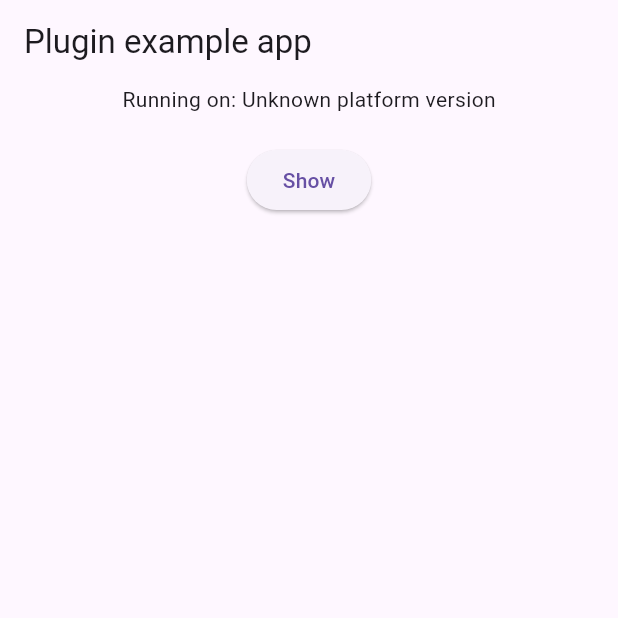
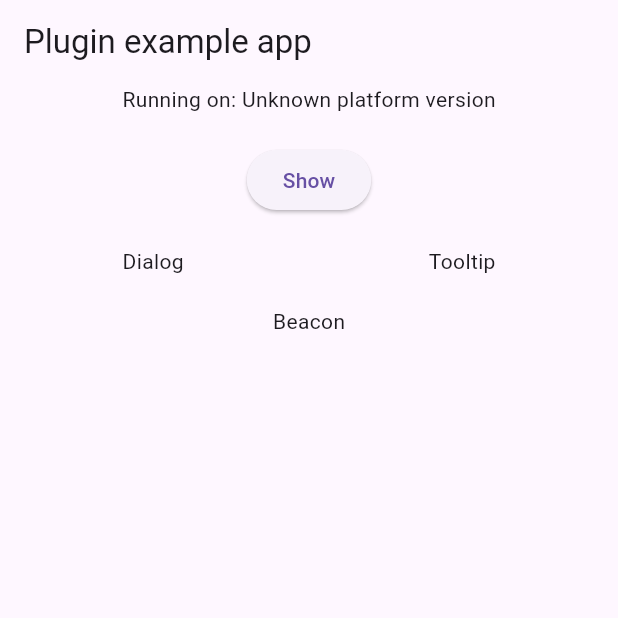
Before and after one commit to FAB-Builder/flutter-page-pilot, a Flutter app: the screen it shows after launch, after a tap on "Show", on a phone screen of 412 x 824 dp, the top half of it. Run offline on Flutter 3.47's test engine with Material 3 defaults, Android fonts, the phone set to English and light mode, and no system bars; our stand-ins replace plugin_platform_interface; missing offline and left inert: tutorial_coach_mark; network calls fail.

Commit message:
beacon and its styling

```diff
--- a/example/lib/main.dart
+++ b/example/lib/main.dart
@@ -120,11 +120,22 @@ class App extends StatelessWidget {
             child: Text('Running on: $platformVersion\n'),
           ),
           ElevatedButton(
-            key: keyDialog,
             onPressed: () {
               pagepilotPlugin.show(context: context);
             },
             child: Text("Show"),
+          ),
+          SizedBox(height: 20),
+          Row(
+            mainAxisAlignment: MainAxisAlignment.spaceAround,
+            children: [
+              Text(key: keyDialog, 'Dialog'),
+              Text(key: keyTooltip, 'Tooltip'),
+            ],
+          ),
+          SizedBox(height: 20),
+          Center(
+            child: Text(key: keyBeacon, 'Beacon'),
           ),
         ],
       ),
--- a/lib/services/service.dart
+++ b/lib/services/service.dart
@@ -1,5 +1,6 @@
 import 'dart:convert';
 
+import 'package:flutter/material.dart';
 import 'package:flutter/widgets.dart';
 import 'package:pagepilot/models/config_model.dart';
 import 'package:pagepilot/widgets/page_pilot_widgets.dart';
@@ -24,31 +25,34 @@ void doShow(
     if (type != null) {
       jsonResponse = {
         "type": type,
-        "shape": "react", //rect or circle
         "content": {
+          "shape": "react", //rect or circle
           // "element": "#dialog",
           // "element": "#tooltip",
           "element": "#beacon",
           "title": "This is title",
           "body": "this is the body of ${type}",
-          "tour": [
-            {
-              "title": "This is title",
-              "description": "this is the body of ${type}",
-            },
-          ],
+          // "tour": [
+          //   {
+          //     "title": "This is title",
+          //     // "description": "this is the body of ${type}",
+          //     "body": "this is the body of ${type}",
+          //   },
+          // ],//why extra tour array required ????
           "tourContent": [
             {
               "element": "#dialog",
               "shape": "rect",
               "title": "This is title",
-              "description": "this is the body of ${type}",
+              // "description": "this is the body of ${type}",
+              "body": "this is the body of ${type}",
             },
             {
               "element": "#tooltip",
               "shape": "rect",
               "title": "This is title",
-              "description": "this is the body of ${type}",
+              // "description": "this is the body of ${type}",
+              "body": "this is the body of ${type}",
             }
           ],
         }
@@ -62,14 +66,21 @@ void doShow(
     if (response.body != "null") {
       String shape = jsonResponse["content"]["shape"] ?? "rect";
 
+      String title = jsonResponse["content"]["title"];
+      String body = jsonResponse["content"]["body"];
+      String? position = jsonResponse["content"]["position"];
+      String? color = jsonResponse["content"]["color"];
+      GlobalKey key =
+          config.keys[jsonResponse["content"]["element"].toString()];
+
       switch (jsonResponse["type"].toString().toLowerCase()) {
         case "dialog":
           PagePilot.showOkDialog(
             context,
             shape: shape,
-            key: config.keys[jsonResponse["content"]["element"].toString()],
-            title: jsonResponse["content"]["title"],
-            description: jsonResponse["content"]["body"],
+            key: key,
+            title: title,
+            body: body,
             onOkPressed: () async {
               await http.get(
                 Uri.parse(
@@ -84,8 +95,8 @@ void doShow(
         case "toast":
           PagePilot.showSnackbar(
             context,
-            title: jsonResponse["content"]["title"],
-            body: jsonResponse["content"]["body"],
+            title: title,
+            body: body,
             duration: int.tryParse(jsonResponse["timeout"].toString()) ?? 3000,
           );
           //acknowledge
@@ -104,16 +115,23 @@ void doShow(
           PagePilot.showTooltip(
             context,
             shape: shape,
-            key: config.keys[jsonResponse["content"]["element"].toString()],
-            title: jsonResponse["content"]["tour"][0]["title"],
-            description: jsonResponse["content"]["tour"][0]["description"],
+            key: key,
+            // title: jsonResponse["content"]["tour"][0]["title"],
+            // description: jsonResponse["content"]["tour"][0]["description"],
+            title: title,
+            body: body,
+          );
+          await http.get(
+            Uri.parse(
+              "https://asia-south1.gcp.data.mongodb-api.com/app/mock-wallet-vrughwh/endpoint/ahd/acknowledge?id=${jsonResponse["_id"]}",
+            ),
           );
           break;
         case "bottomsheet":
           PagePilot.showBottomSheet(
             context,
-            title: jsonResponse["content"]["title"],
-            body: jsonResponse["content"]["body"],
+            title: title,
+            body: body,
             onOkPressed: () async {
               await http.get(
                 Uri.parse(
@@ -129,21 +147,33 @@ void doShow(
           PagePilot.showPip(
             context,
             // shape: shape,
-            key: config.keys[jsonResponse["content"]["element"].toString()],
+            key: key,
           );
           break;
         case "beacon":
           PagePilot.showBeacon(
             context,
             shape: shape,
-            key: config.keys[jsonResponse["content"]["element"].toString()],
+            key: key,
+            beaconPosition:
+                position == null ? "center" : position!.toLowerCase(),
+            title: title,
+            body: body,
+            color: color == null
+                ? Colors.blue.withOpacity(0.5)
+                : PagePilot.hexToColor(color),
+            onBeaconClicked: () async {
+              //acknowledge
+              await http.get(
+                Uri.parse(
+                  "https://asia-south1.gcp.data.mongodb-api.com/app/mock-wallet-vrughwh/endpoint/ahd/acknowledge?id=${jsonResponse["_id"]}",
+                ),
+              );
+            },
+            // title: jsonResponse["content"]["tour"][0]["title"],
+            // description: jsonResponse["content"]["tour"][0]["description"],
           );
-          //acknowledge
-          await http.get(
-            Uri.parse(
-              "https://asia-south1.gcp.data.mongodb-api.com/app/mock-wallet-vrughwh/endpoint/ahd/acknowledge?id=${jsonResponse["_id"]}",
-            ),
-          );
+
           break;
         case "tour":
         case "walktrough":
@@ -156,7 +186,14 @@ void doShow(
             );
           }
 
+          //KEYCHANGE: "description" => "body"
           PagePilot.showTour(context, config, tours: tours);
+
+          await http.get(
+            Uri.parse(
+              "https://asia-south1.gcp.data.mongodb-api.com/app/mock-wallet-vrughwh/endpoint/ahd/acknowledge?id=${jsonResponse["_id"]}",
+            ),
+          );
           break;
       }
     }
--- a/pubspec.yaml
+++ b/pubspec.yaml
@@ -1,5 +1,5 @@
 name: pagepilot
-description: A new Flutter plugin project.
+description: "This package will be used for quick and easy integration with PagePilot in your app."
 version: 0.0.1
 homepage: "https://pagepilot.fabbuilder.com"
 
```
Also changed, not shown: lib/widgets/page_pilot_widgets.dart (+96 -36 lines), lib/widgets/pulse_animation.dart (added, +49 -0 lines), 3 other files.
